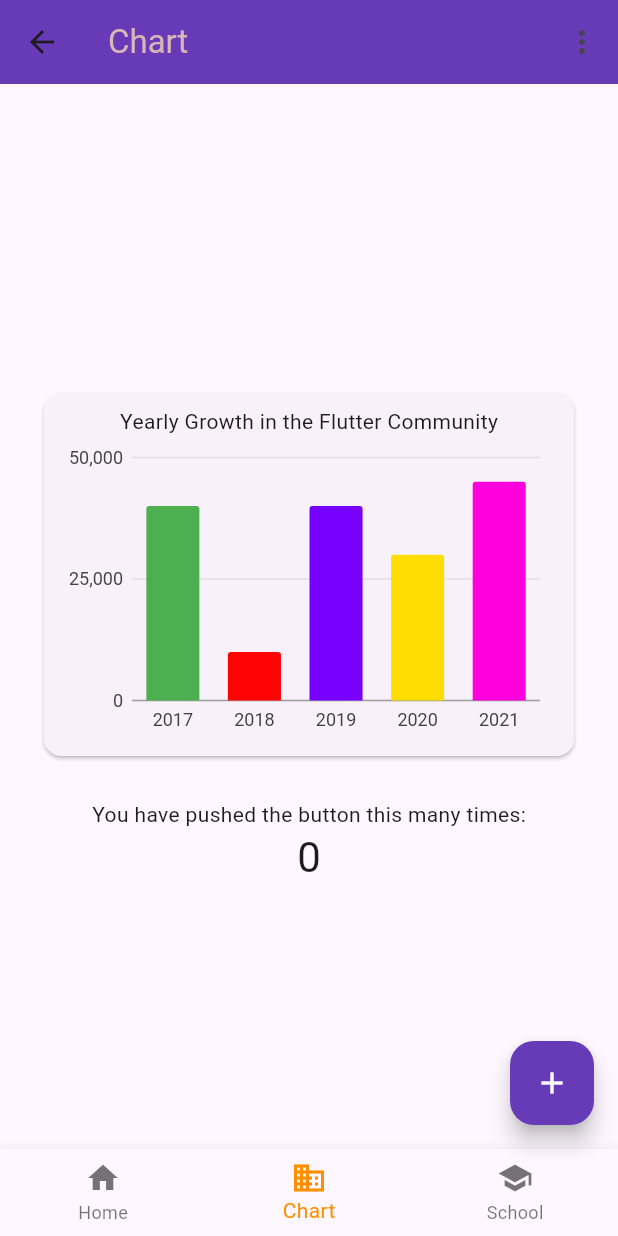
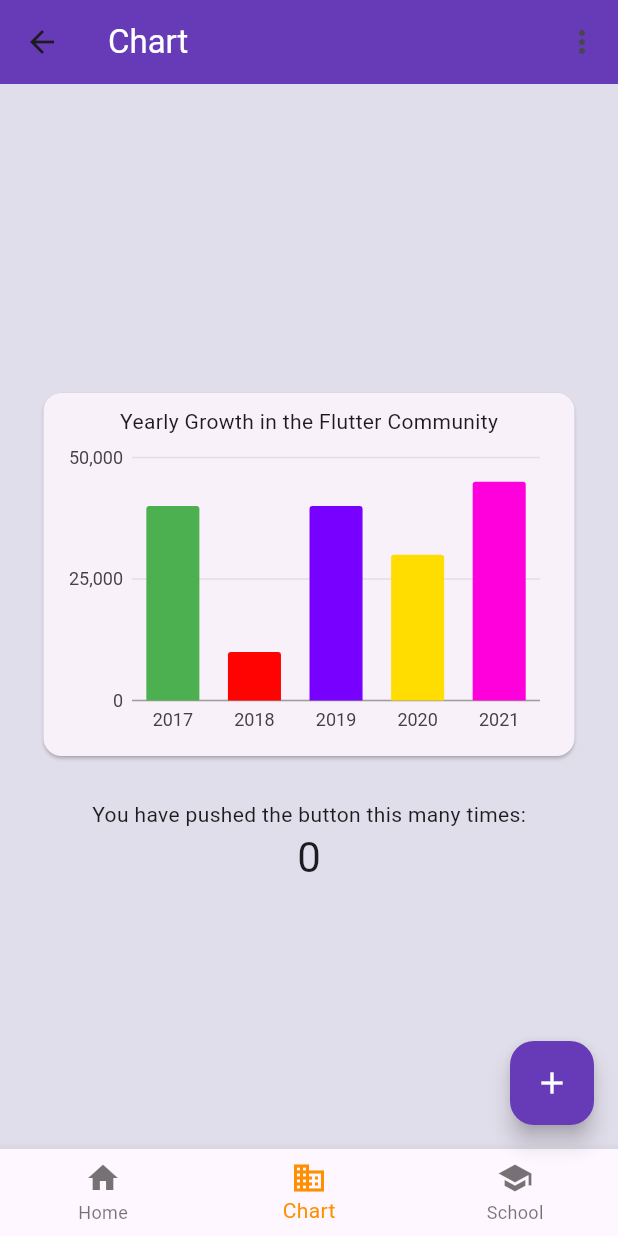
Before and after one commit to ThanhDVGCH18576/Flutter_LearningDart, a Flutter app: the NoteView screen opened by its route, on a phone screen of 412 x 824 dp. Run offline on Flutter 3.47's test engine with Material 2 defaults, Android fonts, the phone set to English and light mode, and no system bars; our stand-ins replace charts_flutter, firebase_auth, firebase_core, sqflite; missing offline and left inert: dart:ffi; accounts and stored records are empty; generated files the repository leaves out were written again.

```diff
--- a/lib/home_screen.dart
+++ b/lib/home_screen.dart
@@ -1,4 +1,4 @@
-// ignore_for_file: prefer_const_constructors, use_build_context_synchronously, unused_field, override_on_non_overriding_member
+// ignore_for_file: prefer_const_constructors, use_build_context_synchronously, unused_field, override_on_non_overriding_member, deprecated_member_use
 
 import 'package:firebase_auth/firebase_auth.dart';
 import 'package:flutter/material.dart';
@@ -232,7 +232,7 @@ class _HomeScreenState extends State<HomeScreen> {
                       mainAxisSize: MainAxisSize.min,
                       children: [
                         IconButton(
-                          iconSize: 30.0,
+                          iconSize: 25.0,
                           onPressed: () {
                             showBottomSheet(_allData[index]['id']);
                           },
@@ -242,7 +242,7 @@ class _HomeScreenState extends State<HomeScreen> {
                           ),
                         ),
                         IconButton(
-                          iconSize: 30.0,
+                          iconSize: 25.0,
                           onPressed: () => showDialog<String>(
                             context: context,
                             builder: (BuildContext context) => AlertDialog(
--- a/lib/main.dart
+++ b/lib/main.dart
@@ -9,8 +9,8 @@ import 'package:learningdart/views/login_view.dart';
 import 'package:learningdart/views/note_view.dart';
 import 'package:learningdart/views/register_view.dart';
 import 'package:flutter_gen/gen_l10n/app_localizations.dart';
-
 import 'firebase_options.dart';
+import 'package:learningdart/input_form.dart';
 
 void main() {
   WidgetsFlutterBinding.ensureInitialized();
@@ -35,6 +35,7 @@ class MyApp extends StatelessWidget {
         "/register/": (context) => RegisterView(),
         "/note/": (context) => NoteView(),
         "/home-screen/": (context) => HomeScreen(),
+        "/input_form/": (context) => LandingPage(),
       },
       locale: Locale("en"),
       localizationsDelegates: [
--- a/lib/views/bottom_navigation.dart
+++ b/lib/views/bottom_navigation.dart
@@ -54,6 +54,10 @@ class _BottomNavagationState extends State<BottomNavagation> {
         );
         break;
       case 2:
+        Navigator.of(context).pushNamedAndRemoveUntil(
+          '/input_form/',
+          (route) => false,
+        );
         break;
     }
   }
--- a/lib/views/note_view.dart
+++ b/lib/views/note_view.dart
@@ -63,69 +63,70 @@ class _NoteViewState extends State<NoteView> {
     ),
   ];
 
-  final List<PieChartSeries> pieChartData = [
-    PieChartSeries(
-      year: "2017",
-      developers: 40000,
-      barColor: charts.ColorUtil.fromDartColor(Colors.green),
-    ),
-    PieChartSeries(
-      year: "2018",
-      developers: 5000,
-      barColor: charts.ColorUtil.fromDartColor(Colors.green),
-    ),
-    PieChartSeries(
-      year: "2019",
-      developers: 40000,
-      barColor: charts.ColorUtil.fromDartColor(Colors.green),
-    ),
-    PieChartSeries(
-      year: "2020",
-      developers: 35000,
-      barColor: charts.ColorUtil.fromDartColor(Colors.green),
-    ),
-    PieChartSeries(
-      year: "2021",
-      developers: 45000,
-      barColor: charts.ColorUtil.fromDartColor(Colors.green),
-    ),
-  ];
+  // final List<PieChartSeries> pieChartData = [
+  //   PieChartSeries(
+  //     year: "2017",
+  //     developers: 40000,
+  //     barColor: charts.ColorUtil.fromDartColor(Colors.green),
+  //   ),
+  //   PieChartSeries(
+  //     year: "2018",
+  //     developers: 5000,
+  //     barColor: charts.ColorUtil.fromDartColor(Colors.green),
+  //   ),
+  //   PieChartSeries(
+  //     year: "2019",
+  //     developers: 40000,
+  //     barColor: charts.ColorUtil.fromDartColor(Colors.green),
+  //   ),
+  //   PieChartSeries(
+  //     year: "2020",
+  //     developers: 35000,
+  //     barColor: charts.ColorUtil.fromDartColor(Colors.green),
+  //   ),
+  //   PieChartSeries(
+  //     year: "2021",
+  //     developers: 45000,
+  //     barColor: charts.ColorUtil.fromDartColor(Colors.green),
+  //   ),
+  // ];
 
-  final List<LineChartSeries> lineChartData = [
-    LineChartSeries(
-      year: "2017",
-      developers: 40000,
-      barColor: charts.ColorUtil.fromDartColor(Colors.green),
-    ),
-    LineChartSeries(
-      year: "2018",
-      developers: 5000,
-      barColor: charts.ColorUtil.fromDartColor(Colors.green),
-    ),
-    LineChartSeries(
-      year: "2019",
-      developers: 40000,
-      barColor: charts.ColorUtil.fromDartColor(Colors.green),
-    ),
-    LineChartSeries(
-      year: "2020",
-      developers: 35000,
-      barColor: charts.ColorUtil.fromDartColor(Colors.green),
-    ),
-    LineChartSeries(
-      year: "2021",
-      developers: 45000,
-      barColor: charts.ColorUtil.fromDartColor(Colors.green),
-    ),
-  ];
+  // final List<LineChartSeries> lineChartData = [
+  //   LineChartSeries(
+  //     year: "2017",
+  //     developers: 40000,
+  //     barColor: charts.ColorUtil.fromDartColor(Colors.green),
+  //   ),
+  //   LineChartSeries(
+  //     year: "2018",
+  //     developers: 5000,
+  //     barColor: charts.ColorUtil.fromDartColor(Colors.green),
+  //   ),
+  //   LineChartSeries(
+  //     year: "2019",
+  //     developers: 40000,
+  //     barColor: charts.ColorUtil.fromDartColor(Colors.green),
+  //   ),
+  //   LineChartSeries(
+  //     year: "2020",
+  //     developers: 35000,
+  //     barColor: charts.ColorUtil.fromDartColor(Colors.green),
+  //   ),
+  //   LineChartSeries(
+  //     year: "2021",
+  //     developers: 45000,
+  //     barColor: charts.ColorUtil.fromDartColor(Colors.green),
+  //   ),
+  // ];
 
   @override
   Widget build(BuildContext context) {
     return Scaffold(
       bottomNavigationBar: BottomNavagation(tabKey: 1),
+      backgroundColor: Color.fromARGB(255, 225, 222, 235),
       appBar: AppBar(
         title: Text("Chart",
-            style: TextStyle(color: Color.fromARGB(255, 215, 182, 182))),
+            style: TextStyle(color: Color.fromARGB(255, 255, 255, 255))),
         backgroundColor: Colors.deepPurple,
         actions: [
           PopupMenuButton<MenuAction>(
```
Also changed, not shown: lib/input_form.dart (added, +68 -0 lines), lib/assets/background.jpg (added), lib/assets/logo.png (added).
